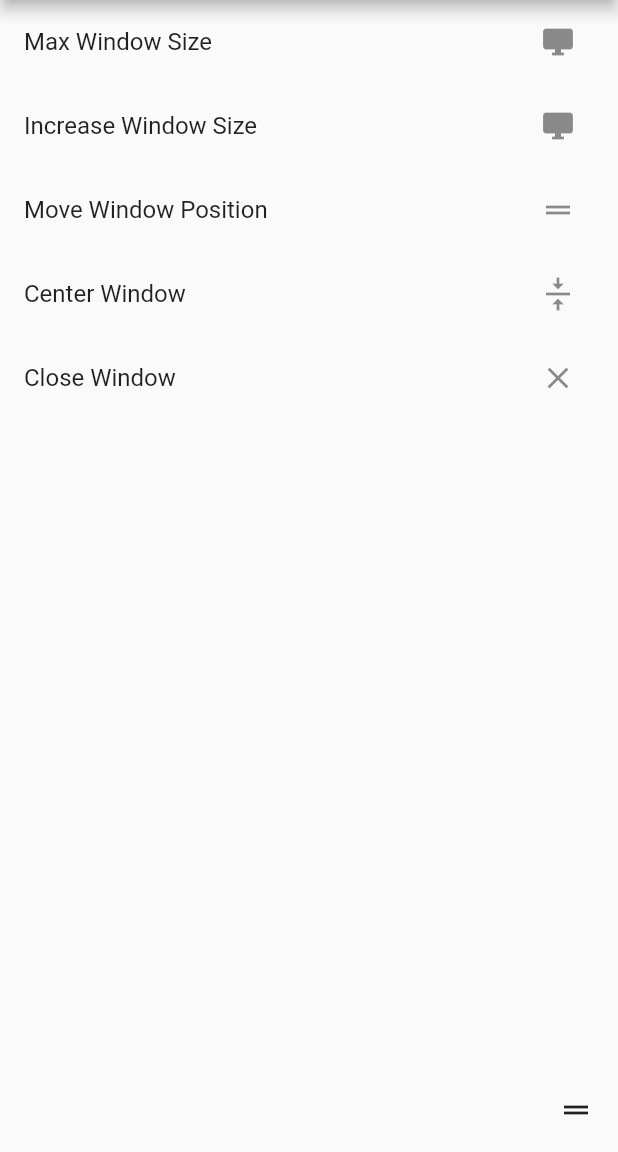
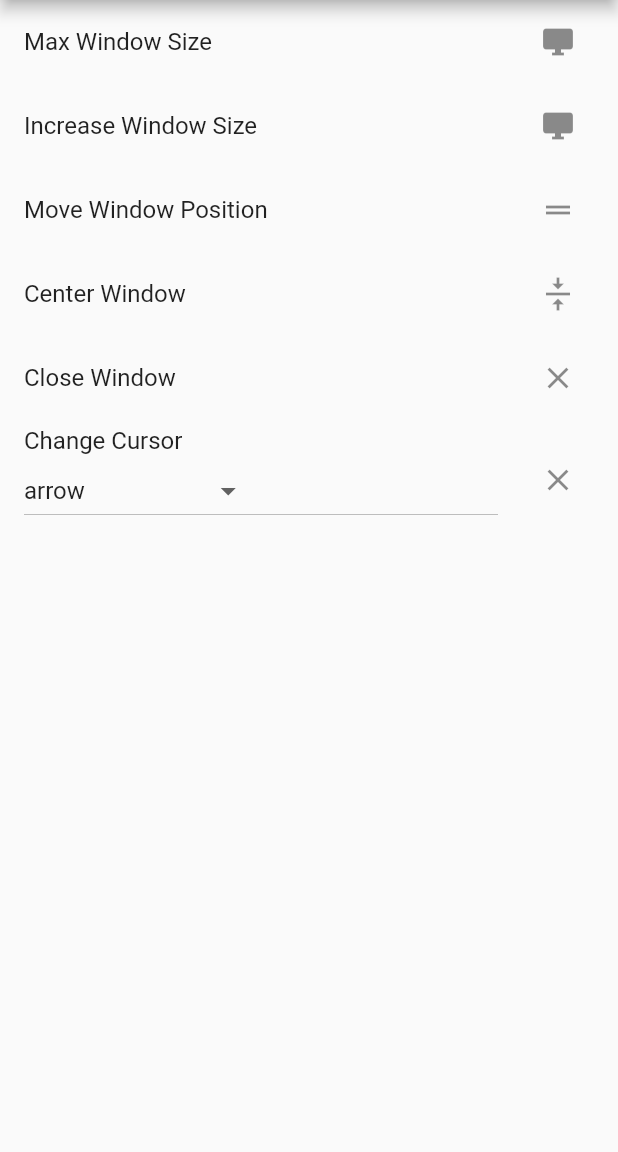
Before and after one commit to tomaszpolanski/window-utils, a Flutter app: the screen it shows after launch, on a phone screen of 412 x 824 dp, the part 84-1236 px from its top. Run offline on Flutter 3.47's test engine with Material 2 defaults, Android fonts, the light colour scheme and no system bars.

Commit message:
updating cursor

```diff
--- a/example/lib/main.dart
+++ b/example/lib/main.dart
@@ -1,4 +1,5 @@
 import 'dart:io';
+import 'dart:math';
 
 import 'package:flutter/foundation.dart';
 import 'package:flutter/material.dart';
@@ -97,9 +98,6 @@ class _MyAppState extends State<MyApp> {
               ],
             ),
           ),
-          floatingActionButton: InkWell(
-            child: Icon(Icons.drag_handle),
-          ),
           body: ListView(
             children: <Widget>[
               ListTile(
@@ -158,6 +156,36 @@ class _MyAppState extends State<MyApp> {
                   },
                 ),
               ),
+              ListTile(
+                title: Text("Change Cursor"),
+                // trailing: IconButton(
+                //   icon: Icon(Icons.add),
+                //   onPressed: () {
+                //     final _size = CursorType.values.length;
+                //     final _randomNum = Random.secure().nextInt(_size);
+                //     final _newCursor = CursorType.values[_randomNum];
+                //     WindowUtils.addCursorToStack(_newCursor);
+                //   },
+                // ),
+                subtitle: DropdownButton<CursorType>(
+                  value: CursorType.arrow,
+                  items: CursorType.values
+                      .map((t) => DropdownMenuItem(
+                            value: t,
+                            child: Text(describeEnum(t)),
+                          ))
+                      .toList(),
+                  onChanged: (val) {
+                    WindowUtils.setCursor(val);
+                  },
+                ),
+                trailing: IconButton(
+                  icon: Icon(Icons.close),
+                  onPressed: () {
+                    WindowUtils.resetCursor();
+                  },
+                ),
+              ),
             ],
           ),
         ),
--- a/lib/window_utils.dart
+++ b/lib/window_utils.dart
@@ -1,5 +1,6 @@
 import 'dart:async';
 
+import 'package:flutter/foundation.dart';
 import 'package:flutter/material.dart';
 import 'package:flutter/services.dart';
 
@@ -95,6 +96,46 @@ class WindowUtils {
     final _data = await _channel.invokeMethod<Map>('getWindowOffset');
     return Offset(_data['offsetX'] as double, _data['offsetY'] as double);
   }
+
+  static Future<bool> hideCursor() {
+    return _channel.invokeMethod<bool>('hideCursor');
+  }
+
+  static Future<bool> showCursor() {
+    return _channel.invokeMethod<bool>('showCursor');
+  }
+
+  static Future<bool> setCursor(CursorType cursor) {
+    return _channel.invokeMethod<bool>(
+      'setCursor',
+      {
+        "type": describeEnum(cursor),
+        "update": false,
+      },
+    );
+  }
+
+  static Future<bool> addCursorToStack(CursorType cursor) {
+    return _channel.invokeMethod<bool>(
+      'setCursor',
+      {
+        "type": describeEnum(cursor),
+        "update": true,
+      },
+    );
+  }
+
+  static Future<bool> removeCursorFromStack() {
+    return _channel.invokeMethod<bool>('removeCursorFromStack');
+  }
+
+  static Future<int> mouseStackCount() {
+    return _channel.invokeMethod<int>('mouseStackCount');
+  }
+
+  static Future<bool> resetCursor() {
+    return _channel.invokeMethod<bool>('resetCursor');
+  }
 }
 
 enum DragPosition {
@@ -107,3 +148,24 @@ enum DragPosition {
   topRight,
   bottomRight
 }
+
+enum CursorType {
+  arrow,
+  beamVertical,
+  crossHair,
+  closedHand,
+  openHand,
+  pointingHand,
+  resizeLeft,
+  resizeRight,
+  resizeDown,
+  resizeUp,
+  resizeLeftRight,
+  resizeUpDown,
+  beamHorizontial,
+  disappearingItem,
+  notAllowed,
+  dragLink,
+  dragCopy,
+  contextMenu,
+}
--- a/pubspec.yaml
+++ b/pubspec.yaml
@@ -1,10 +1,10 @@
 name: window_utils
 description: A flutter plugin for managing window decoration.
-version: 1.0.1+2
+version: 1.0.2
 authors:
   - Rhodes Davis Jr. <rody.davis.jr@gmail.com>
   - Rive <info@rive.app>
-homepage: https://github.com/rive-app/window_utils
+homepage: https://github.com/rive-app/window-utils
 environment:
   sdk: ">=2.0.0-dev.28.0 <3.0.0"
   flutter: ">=1.12.8 <2.0.0"
```
Also changed, not shown: example/pubspec.lock, 5 other files.
